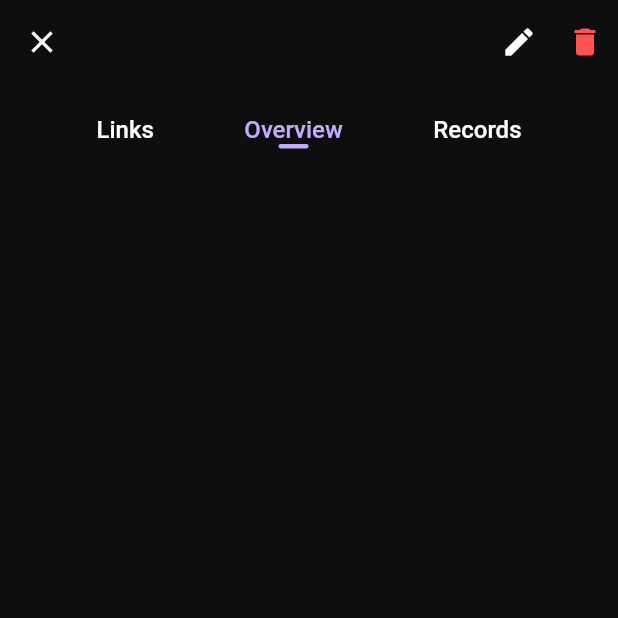
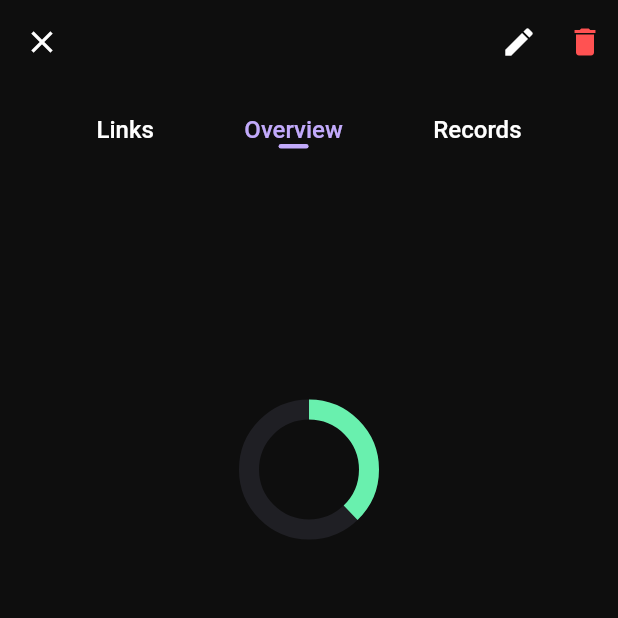
Before and after one commit to cauems04/song_improvement_app, a Flutter app: the SongPage screen opened directly, after a tap on "Links", after a tap on "Overview", on a phone screen of 412 x 824 dp, the top half of it. Run offline on Flutter 3.47's test engine with Material 3 defaults, Android fonts, the phone set to English and light mode, and no system bars; our stand-ins replace sqflite; accounts and stored records are empty.

Commit message:
progress graphic

```diff
--- a/lib/screens/song_overview_page.dart
+++ b/lib/screens/song_overview_page.dart
@@ -1,6 +1,9 @@
+import 'dart:math';
+
 import 'package:flutter/material.dart';
 import 'package:guitar_song_improvement/model/selected_song_provider.dart';
 import 'package:guitar_song_improvement/model/song.dart';
+import 'package:guitar_song_improvement/themes/spacing.dart';
 import 'package:provider/provider.dart';
 
 class SongOverviewPage extends StatelessWidget {
@@ -37,9 +40,10 @@ class SongOverviewPage extends StatelessWidget {
                   ),
                   Padding(
                     padding: const EdgeInsets.only(
-                      top: 200,
-                    ), // TESTESTESTESTESTESTESTESTESTE
-                    child: SizedBox(),
+                      top: Spacing.xl,
+                      bottom: Spacing.lg,
+                    ),
+                    child: SizedBox(height: 80, child: ProgressGraphic(0.8)),
                   ),
                 ],
               );
@@ -50,3 +54,101 @@ class SongOverviewPage extends StatelessWidget {
     );
   }
 }
+
+class ProgressGraphic extends StatefulWidget {
+  final double progressValue;
+  const ProgressGraphic(this.progressValue, {super.key});
+
+  @override
+  State<ProgressGraphic> createState() => _ProgressGraphicState();
+}
+
+class _ProgressGraphicState extends State<ProgressGraphic>
+    with SingleTickerProviderStateMixin {
+  late AnimationController progressController;
+  late Animation<double> curvedProgressController;
+
+  @override
+  void initState() {
+    progressController = AnimationController(
+      vsync: this,
+      duration: Duration(seconds: 4),
+      lowerBound: 0,
+      upperBound: 1,
+    );
+
+    curvedProgressController = CurvedAnimation(
+      parent: progressController,
+      curve: Curves.easeOut,
+    );
+
+    WidgetsBinding.instance.addPostFrameCallback((_) {
+      progressController.animateTo(widget.progressValue);
+    });
+
+    super.initState();
+  }
+
+  @override
+  Widget build(BuildContext context) {
+    return AnimatedBuilder(
+      animation: curvedProgressController,
+      builder: (context, widget) => CustomPaint(
+        painter: ProgressGraphicPainter(
+          curvedProgressController.value,
+          context,
+        ),
+      ),
+    );
+  }
+
+  @override
+  void dispose() {
+    progressController.dispose();
+    super.dispose();
+  }
+}
+
+class ProgressGraphicPainter extends CustomPainter {
+  final double progress;
+  final BuildContext context;
+
+  const ProgressGraphicPainter(this.progress, this.context);
+
+  @override
+  void paint(Canvas canvas, Size size) {
+    final Paint painter = Paint()
+      ..style = PaintingStyle.stroke
+      ..strokeWidth = size.height / 6
+      ..color = Colors.greenAccent;
+
+    final Paint basePainter = Paint()
+      ..style = PaintingStyle.stroke
+      ..strokeWidth = size.height / 6
+      ..color = Theme.of(context).colorScheme.surfaceContainerLowest;
+
+    canvas.drawCircle(
+      Offset(size.width / 2, size.height / 2),
+      size.height / 2,
+      basePainter,
+    );
+
+    canvas.drawArc(
+      Rect.fromCircle(
+        center: Offset(size.width / 2, size.height / 2),
+        radius: size.height / 2,
+      ),
+      (-pi / 2),
+      (2 * pi * progress),
+      false,
+      painter,
+    );
+  }
+
+  @override
+  bool shouldRepaint(ProgressGraphicPainter oldDelegate) =>
+      oldDelegate.progress != progress;
+
+  @override
+  bool shouldRebuildSemantics(ProgressGraphicPainter oldDelegate) => false;
+}
```
